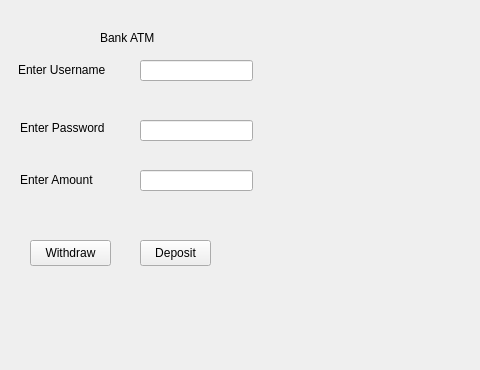
Above: gui.ui from Alexis11100/Project2 before the change; both pictures show x 0 to 480 and y 0 to 370 of the 800 by 600 pixel window. Below: the same form after it.
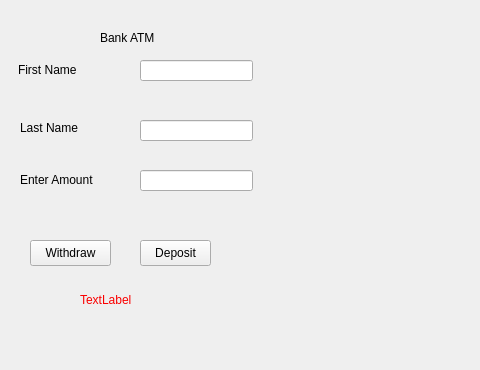
That is the form after the change.

What changed in the file:
```diff
--- a/gui.ui
+++ b/gui.ui
@@ -63,7 +63,7 @@
      </rect>
     </property>
     <property name="text">
-     <string>Enter Username</string>
+     <string>First Name</string>
     </property>
    </widget>
    <widget class="QLabel" name="label_3">
@@ -76,7 +76,7 @@
      </rect>
     </property>
     <property name="text">
-     <string>Enter Password</string>
+     <string>Last Name</string>
     </property>
    </widget>
    <widget class="QLineEdit" name="lineEdit">
@@ -122,6 +122,19 @@
      <string>Enter Amount</string>
     </property>
    </widget>
+   <widget class="QLabel" name="label_5">
+    <property name="geometry">
+     <rect>
+      <x>80</x>
+      <y>290</y>
+      <width>121</width>
+      <height>20</height>
+     </rect>
+    </property>
+    <property name="text">
+     <string>&lt;html&gt;&lt;head/&gt;&lt;body&gt;&lt;p&gt;&lt;span style=&quot; color:#fa0000;&quot;&gt;TextLabel&lt;/span&gt;&lt;/p&gt;&lt;/body&gt;&lt;/html&gt;</string>
+    </property>
+   </widget>
   </widget>
   <widget class="QMenuBar" name="menubar">
    <property name="geometry">
```
Left out of the diff: 2 changed lines with no effect on the pictures.
